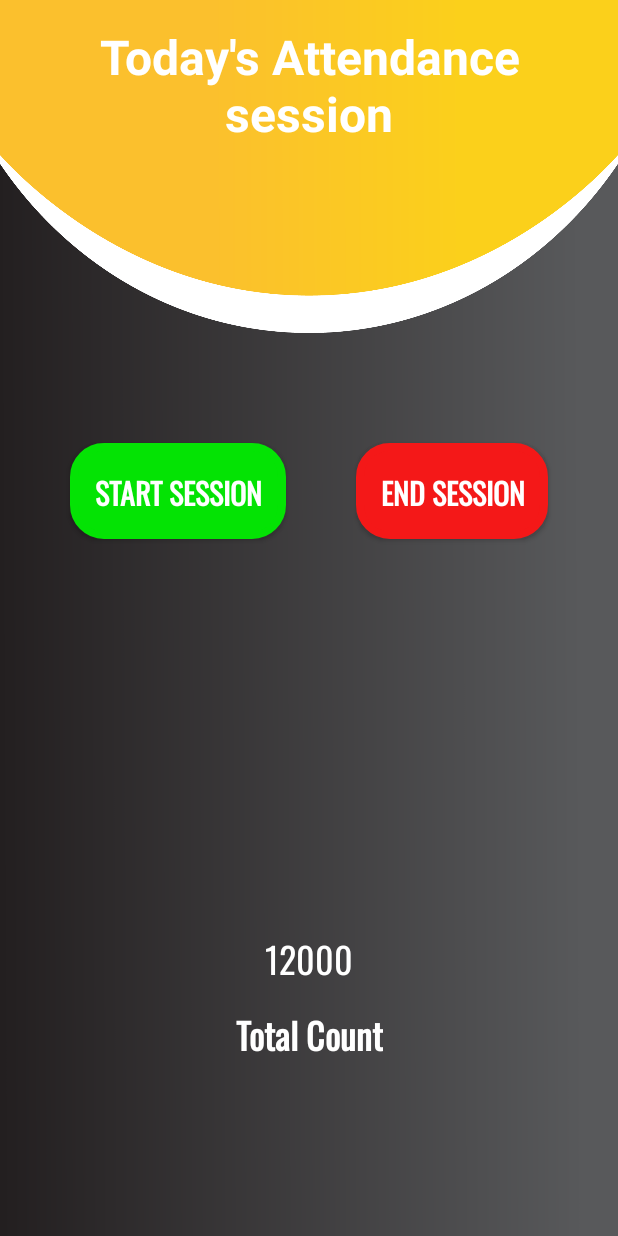
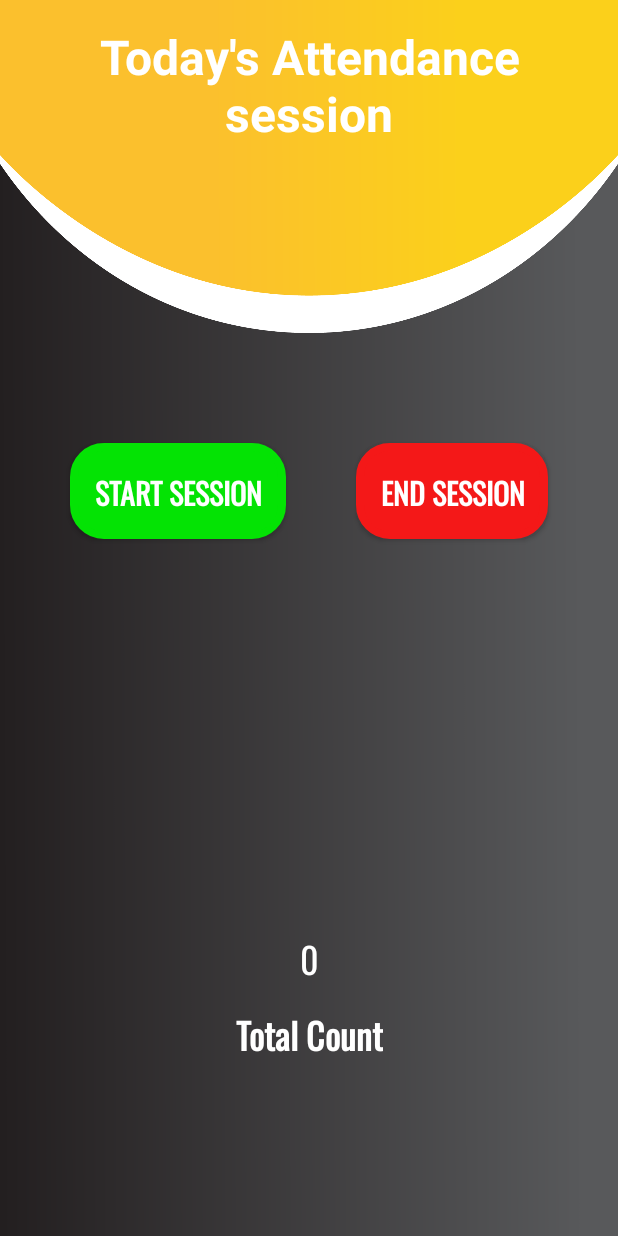
Before and after one commit to Ameya2k22/AAHAR-CUSTOMER, an Android app: the fragment AttendanceFragment shown on its own in the app's theme, after a tap on "END SESSION", on a phone screen of 412 x 824 dp. Run offline under Robolectric (Android 15) with nearby library versions, the light colour scheme and no system bars; our stand-ins replace Firebase (no records; nobody signed in at launch, a user with empty details on screens opened directly); Roboto replaces fonts that are not available here.

Commit message:
Attendance Fragment change

```diff
--- a/app/src/main/java/com/example/enduser/ui/attendance/AttendanceFragment.java
+++ b/app/src/main/java/com/example/enduser/ui/attendance/AttendanceFragment.java
@@ -5,6 +5,7 @@ import android.view.LayoutInflater;
 import android.view.View;
 import android.view.ViewGroup;
 import android.widget.Button;
+import android.widget.TextView;
 import android.widget.Toast;
 
 import androidx.annotation.NonNull;
@@ -20,10 +21,15 @@ import com.google.firebase.database.DatabaseError;
 import com.google.firebase.database.FirebaseDatabase;
 import com.google.firebase.database.ValueEventListener;
 
+import java.text.SimpleDateFormat;
+import java.util.Date;
+import java.util.Locale;
+
 public class AttendanceFragment extends Fragment {
 
     private FragmentAttendanceBinding binding;
     FirebaseAuth auth;
+    TextView count;
 
     public View onCreateView(@NonNull LayoutInflater inflater,
                              ViewGroup container, Bundle savedInstanceState) {
@@ -34,6 +40,7 @@ public class AttendanceFragment extends Fragment {
 
         final Button startSession = binding.startSession;
         final Button endSession = binding.endSession;
+        count = binding.totalCount;
         auth = FirebaseAuth.getInstance();
 
         startSession.setOnClickListener(new View.OnClickListener() {
@@ -60,6 +67,20 @@ public class AttendanceFragment extends Fragment {
                     public void onComplete(@NonNull Task<Void> task) {
                         if(task.isSuccessful()){
                             Toast.makeText(getActivity(), "Attendance Session Closed", Toast.LENGTH_SHORT).show();
+
+                            String date = new SimpleDateFormat("yyyy-MM-dd", Locale.getDefault()).format(new Date());
+                            FirebaseDatabase.getInstance().getReference().child("Customer").child("AttendanceByDay").child(FirebaseAuth.getInstance().getUid()).child(date).addListenerForSingleValueEvent(new ValueEventListener() {
+                                @Override
+                                public void onDataChange(@NonNull DataSnapshot snapshot) {
+                                    long count = snapshot.getChildrenCount();
+                                    binding.totalCount.setText(String.valueOf(count));
+                                }
+
+                                @Override
+                                public void onCancelled(@NonNull DatabaseError error) {
+
+                                }
+                            });
                         }
                     }
                 });
--- a/app/src/main/res/layout/fragment_attendance.xml
+++ b/app/src/main/res/layout/fragment_attendance.xml
@@ -81,7 +81,7 @@
         app:layout_constraintStart_toStartOf="parent" />
 
     <TextView
-        android:id="@+id/textView4"
+        android:id="@+id/total_count"
         android:layout_width="wrap_content"
         android:layout_height="wrap_content"
         android:layout_marginBottom="12dp"
```
Also changed, not shown: app/src/main/java/com/example/enduser/ui/home/HomeFragment.java (+25 -0 lines).
